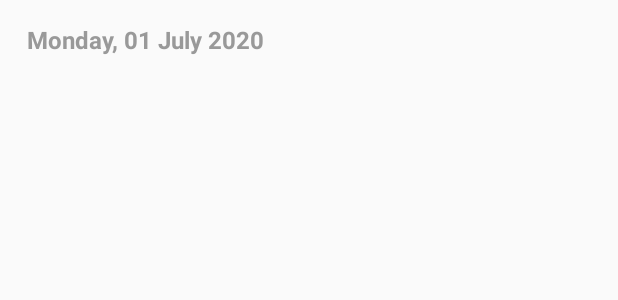
After one commit to alvayonara/OutSched, an Android app: the layout item_date_section.xml on its own in the app's theme, with its tools: preview values and no code run, on a phone screen of 412 x 824 dp. The commit adds this screen. Shown: the top 300 px of the screen. Run offline under Robolectric (Android 15) with nearby library versions, the phone set to English and light mode, and no system bars.

Commit message:
Add grouping recyclerview by schedule date

```diff
--- a/app/src/main/java/com/alvayonara/outsched/utils/Preferences.kt
+++ b/app/src/main/java/com/alvayonara/outsched/utils/Preferences.kt
@@ -7,7 +7,6 @@ class Preferences(context: Context) {
 
     companion object {
         const val OUT_SCHEDULE_PREF = "USER_PREF"
-
         const val ON_BOARDING = "on_boarding"
     }
 
--- /dev/null
+++ b/app/src/main/res/layout/item_date_section.xml
@@ -0,0 +1,21 @@
+<?xml version="1.0" encoding="utf-8"?>
+<LinearLayout xmlns:android="http://schemas.android.com/apk/res/android"
+    android:layout_width="match_parent"
+    android:layout_height="wrap_content"
+    xmlns:tools="http://schemas.android.com/tools"
+    android:orientation="vertical"
+    android:paddingBottom="@dimen/spacing_large"
+    android:paddingLeft="@dimen/spacing_smlarge"
+    android:paddingRight="@dimen/spacing_smlarge"
+    android:paddingTop="@dimen/spacing_large">
+
+    <TextView
+        android:id="@+id/tv_section_date"
+        android:layout_width="wrap_content"
+        android:layout_height="wrap_content"
+        tools:text="Monday, 01 July 2020"
+        android:textAppearance="@style/TextAppearance.AppCompat.Subhead"
+        android:textColor="#999999"
+        android:textStyle="bold" />
+
+</LinearLayout>
--- a/app/src/main/res/values/dimens.xml
+++ b/app/src/main/res/values/dimens.xml
@@ -2,4 +2,5 @@
 <resources>
     <dimen name="spacing_large">15dp</dimen>
     <dimen name="detail_backdrop_height">256dp</dimen>
+    <dimen name="spacing_smlarge">18dp</dimen>
 </resources>
```
Also changed, not shown: app/src/main/java/com/alvayonara/outsched/ui/location/ExerciseLocationActivity.kt (+9 -9 lines), app/src/main/java/com/alvayonara/outsched/ui/schedule/ScheduleAdapter.kt (+61 -23 lines), app/src/main/java/com/alvayonara/outsched/ui/schedule/ScheduleListItem.kt (added, +13 -0 lines), app/src/main/java/com/alvayonara/outsched/ui/schedule/SelectScheduleActivity.kt (+3 -16 lines), app/src/main/java/com/alvayonara/outsched/ui/schedule/SelectScheduleViewModel.kt (+45 -8 lines), app/src/main/java/com/alvayonara/outsched/ui/schedule/item/DateItem.kt (added, +10 -0 lines), app/src/main/java/com/alvayonara/outsched/ui/schedule/item/ScheduleItem.kt (added, +11 -0 lines), app/src/main/java/com/alvayonara/outsched/utils/ConvertUtils.kt (+20 -2 lines), app/src/main/res/layout/activity_select_schedule.xml (+1 -52 lines), app/src/main/res/layout/item_row_select_schedule.xml (renamed from app/src/main/res/layout/item_row_choose_schedule.xml).
